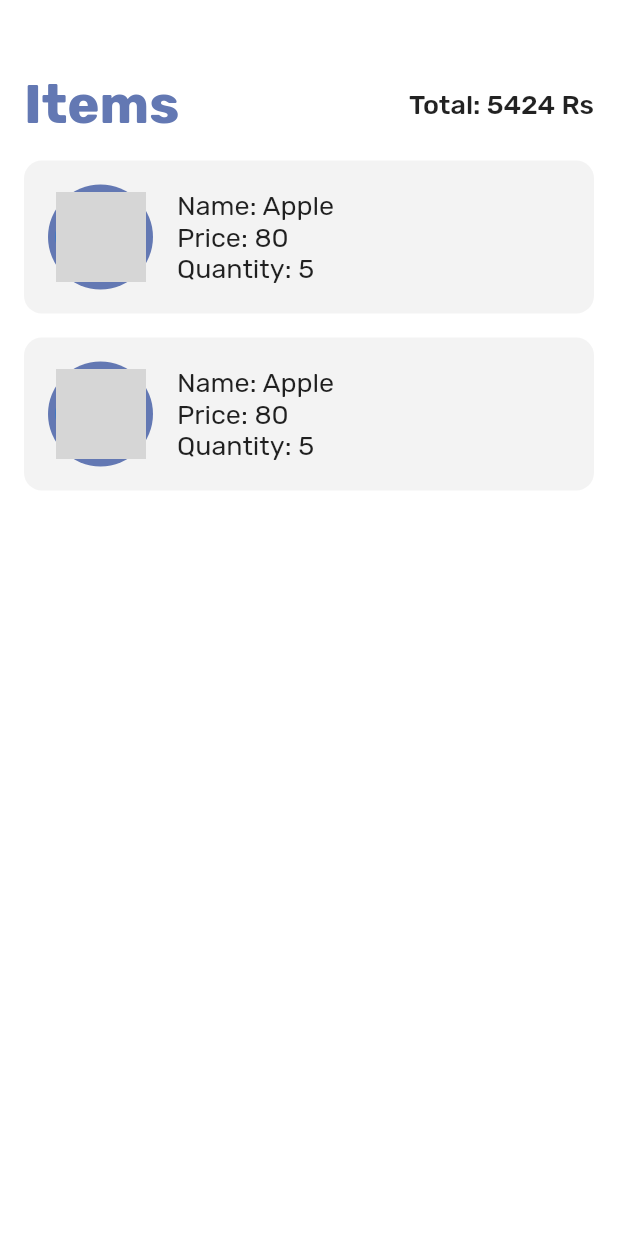
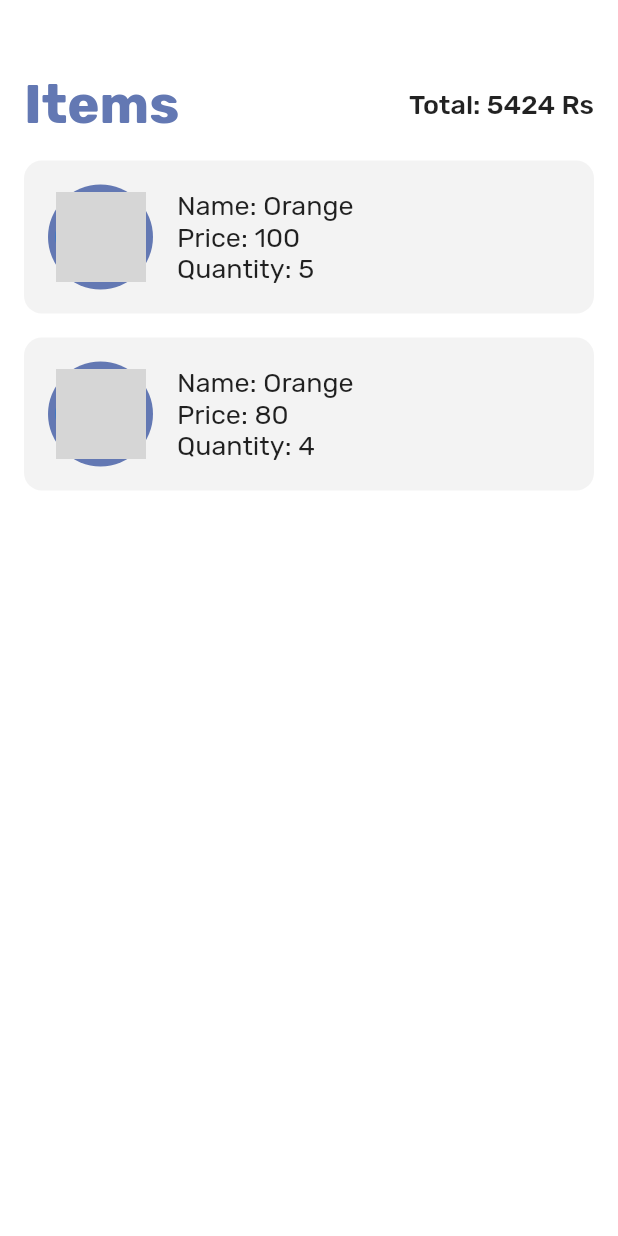
Before and after one commit to rithikjain/qwikscan-admin-app, a Flutter app: the screen it shows after launch, after a tap on "SCAN QR", on a phone screen of 412 x 824 dp. Run offline on Flutter 3.47's test engine with Material 2 defaults, Android fonts, the phone set to English and light mode, and no system bars; our stand-ins replace lottie; missing offline and left inert: qrscan; network calls fail; grey boxes are pictures that could not be loaded.

Commit message:
updated cart item

```diff
--- a/lib/pages/summary_page.dart
+++ b/lib/pages/summary_page.dart
@@ -38,8 +38,18 @@ class _SummaryPageState extends State<SummaryPage> {
               ],
             ),
           ),
-          CartItem(),
-          CartItem(),
+          CartItem(
+            "https://i0.wp.com/cdn-prod.medicalnewstoday.com/content/images/articles/272/272782/oranges-in-a-box.jpg?w=1155&h=1444",
+            "Orange",
+            "100",
+            "5",
+          ),
+          CartItem(
+            "https://upload.wikimedia.org/wikipedia/commons/c/c4/Orange-Fruit-Pieces.jpg",
+            "Orange",
+            "80",
+            "4",
+          ),
         ],
       ),
     );
--- a/lib/widgets/cart_item.dart
+++ b/lib/widgets/cart_item.dart
@@ -2,9 +2,12 @@ import 'package:flutter/material.dart';
 import 'package:qwikscan_admin/utils/theme.dart';
 
 class CartItem extends StatelessWidget {
-  const CartItem({
-    Key key,
-  }) : super(key: key);
+  CartItem(this.itemImageUrl, this.itemName, this.itemPrice, this.itemQuantity);
+
+  final String itemName;
+  final String itemPrice;
+  final String itemQuantity;
+  final String itemImageUrl;
 
   @override
   Widget build(BuildContext context) {
@@ -27,9 +30,7 @@ class CartItem extends StatelessWidget {
                   backgroundColor: Purple,
                   child: CircleAvatar(
                     radius: 30,
-                    backgroundImage: NetworkImage(
-                      "https://images.unsplash.com/photo-1567306226416-28f0efdc88ce?ixlib=rb-1.2.1&w=1000&q=80",
-                    ),
+                    backgroundImage: NetworkImage(itemImageUrl),
                   ),
                 ),
                 Container(
@@ -38,15 +39,15 @@ class CartItem extends StatelessWidget {
                     crossAxisAlignment: CrossAxisAlignment.start,
                     children: <Widget>[
                       Text(
-                        "Name: Apple",
+                        "Name: $itemName",
                         style: NormalText,
                       ),
                       Text(
-                        "Price: 80",
+                        "Price: $itemPrice",
                         style: NormalText,
                       ),
                       Text(
-                        "Quantity: 5",
+                        "Quantity: $itemQuantity",
                         style: NormalText,
                       ),
                     ],
```
